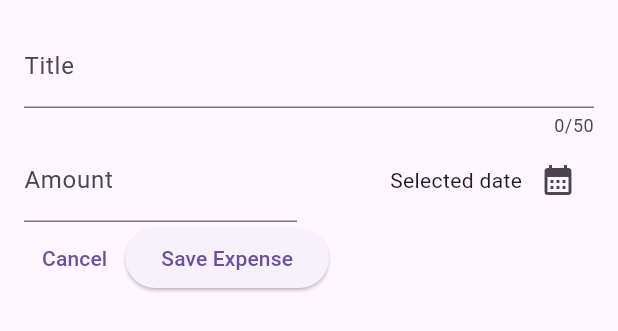
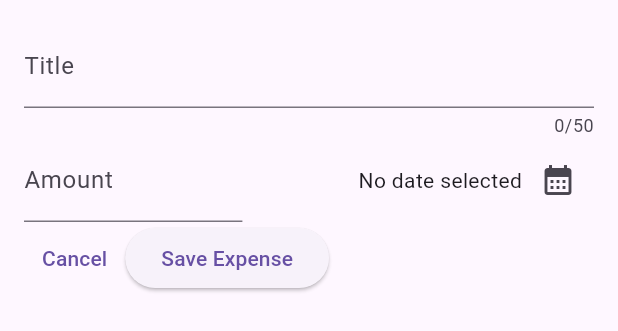
Before and after one commit to dani-edo/expense_tracker, a Flutter app: the NewExpense widget shown alone on an empty page, opened directly, after a tap on "Save Expense", on a phone screen of 412 x 824 dp. Shown: the top 331 px of the screen. Run offline on Flutter 3.47's test engine with Material 2 defaults, Android fonts, the phone set to English and light mode, and no system bars.

Commit message:
integrate select date (async await)

```diff
--- a/lib/widgets/new_expense.dart
+++ b/lib/widgets/new_expense.dart
@@ -1,4 +1,5 @@
 import 'package:flutter/material.dart';
+import 'package:expense_tracker/models/expense.dart';
 
 class NewExpense extends StatefulWidget {
   const NewExpense({Key? key}) : super(key: key);
@@ -10,16 +11,20 @@ class NewExpense extends StatefulWidget {
 class _NewExpenseState extends State<NewExpense> {
   final _titleController = TextEditingController();
   final _amountController = TextEditingController();
+  DateTime? _selectedDate;
 
-  void _presentDatePicker() {
+  void _presentDatePicker() async {
     final now = DateTime.now();
     final firstDate = DateTime(now.year - 1, now.month, now.day);
-    showDatePicker(
+    final pickedDate = await showDatePicker(
       context: context,
       initialDate: now,
       firstDate: firstDate,
       lastDate: now,
     );
+    setState(() {
+      _selectedDate = pickedDate;
+    });
   }
 
   @override
@@ -45,6 +50,7 @@ class _NewExpenseState extends State<NewExpense> {
           Row(
             children: [
               Expanded(
+                flex: 2,
                 child: TextField(
                   controller: _amountController,
                   keyboardType: TextInputType.number,
@@ -58,11 +64,16 @@ class _NewExpenseState extends State<NewExpense> {
                 width: 16,
               ),
               Expanded(
+                flex: 3,
                 child: Row(
                   mainAxisAlignment: MainAxisAlignment.end,
                   crossAxisAlignment: CrossAxisAlignment.center,
                   children: [
-                    const Text('Selected date'),
+                    Text(
+                      _selectedDate == null
+                          ? 'No date selected'
+                          : formatter.format(_selectedDate!),
+                    ),
                     IconButton(
                       onPressed: _presentDatePicker,
                       icon: const Icon(
@@ -88,6 +99,7 @@ class _NewExpenseState extends State<NewExpense> {
                 onPressed: () {
                   print(_titleController.text);
                   print(_amountController.text);
+                  print(_selectedDate);
                 },
                 child: const Text(
                   'Save Expense',
```
